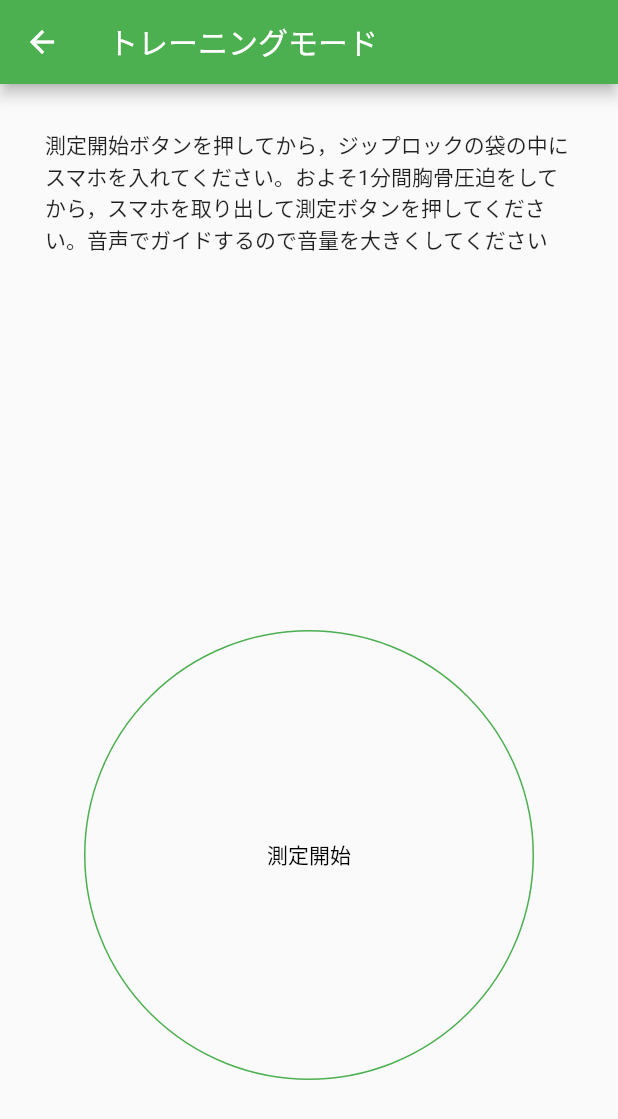
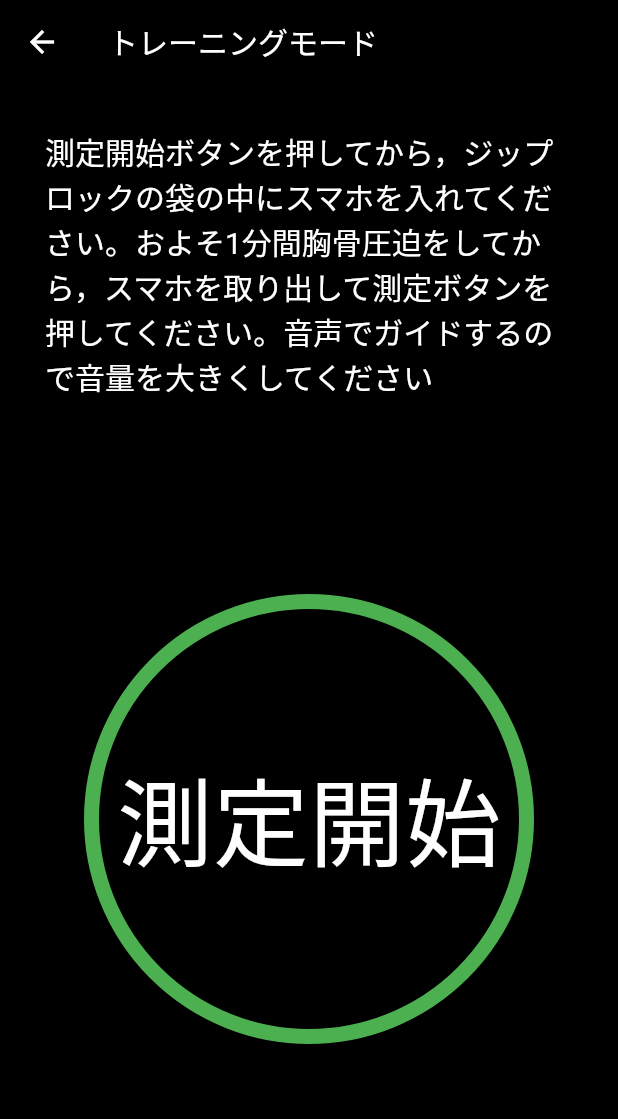
Before and after one commit to Tanesan/hackkimura, a Flutter app: the Training screen opened directly with empty values, on a phone screen of 412 x 824 dp. Shown: the top 1119 px of the screen. Run offline on Flutter 3.47's test engine with Material 2 defaults, Android fonts, the phone set to English and light mode, and no system bars; our stand-ins replace sensors.

Commit message:
push button

```diff
--- a/lib/main.dart
+++ b/lib/main.dart
@@ -18,7 +18,7 @@ class MyApp extends StatelessWidget {
       debugShowCheckedModeBanner: false,
       theme: ThemeData(
         backgroundColor: Colors.black,
-        primaryColor: Colors.green,
+        primaryColor:  Colors.black,
         accentColor: Colors.green,
       ),
       home: Top(),
--- a/lib/page/barometer.dart
+++ b/lib/page/barometer.dart
@@ -2,7 +2,6 @@ import 'package:flutter/material.dart';
 import 'dart:math';
 import 'package:quiver/async.dart';
 import 'package:hackkimura/model/BarometerArgs.dart';
-
 import 'package:sensors/sensors.dart';
 
 class Barometer extends StatefulWidget {
--- a/lib/page/battle.dart
+++ b/lib/page/battle.dart
@@ -38,10 +38,10 @@ class _BattleState extends State<Battle> {
                 child: Padding(
                   padding: EdgeInsets.only(top: 250),
                   child: Container(
-                      // width: 300.0,
-                      // height: 300.0,
+                      width: 300.0,
+                      height: 300.0,
                       child: OutlinedButton(
-                        child: Text('測定開始', style: TextStyle(fontSize: 40)),
+                        child: Text('測定開始', style: TextStyle(fontSize: 64)),
                         style: OutlinedButton.styleFrom(
                           primary: Colors.black,
                           shape: const StadiumBorder(),
--- a/lib/page/training.dart
+++ b/lib/page/training.dart
@@ -9,6 +9,7 @@ class Training extends StatelessWidget {
   Widget build(BuildContext context) {
     var userData = ModalRoute.of(context)?.settings.arguments as UserData;
     return Scaffold(
+      backgroundColor: Colors.black,
         appBar: AppBar(
           leading: IconButton(onPressed: () {Navigator.of(context).pop();}, icon: Icon(Icons.arrow_back)),
           title: Text('トレーニングモード'),
@@ -27,20 +28,21 @@ class Training extends StatelessWidget {
           padding: EdgeInsets.all(30),
           child: Column(
             children: [
-              Text("測定開始ボタンを押してから，ジップロックの袋の中にスマホを入れてください。およそ1分間胸骨圧迫をしてから，スマホを取り出して測定ボタンを押してください。音声でガイドするので音量を大きくしてください")
+              Text("測定開始ボタンを押してから，ジップロックの袋の中にスマホを入れてください。およそ1分間胸骨圧迫をしてから，スマホを取り出して測定ボタンを押してください。音声でガイドするので音量を大きくしてください",
+              style: TextStyle(color: Colors.white, fontSize: 20))
             ,
               Center(
                 child: Padding(
-                  padding: EdgeInsets.only(top: 250),
+                  padding: EdgeInsets.only(top: 130),
                   child: Container(
                     width: 300.0,
                     height: 300.0,
                     child: OutlinedButton(
-                      child: const Text('測定開始'),
+                      child: const Text('測定開始', style: TextStyle(color: Colors.white, fontSize: 64)),
                       style: OutlinedButton.styleFrom(
                         primary: Colors.black,
                         shape: const StadiumBorder(),
-                        side: const BorderSide(color: Colors.green),
+                        side: const BorderSide(color: Colors.green, width: 10.0),
                       ),
                       onPressed: () {Navigator.of(context).pushNamed('/barometer', arguments: BarometerArgs(userData: userData, mode: "training"));},
                     ),
--- a/pubspec.yaml
+++ b/pubspec.yaml
@@ -33,6 +33,7 @@ dependencies:
   quiver: ^3.0.1
   http: ^0.13.3
   sensors: ^2.0.3
+  volume: ^1.0.1
 
 dev_dependencies:
   flutter_test:
```
Also changed, not shown: pubspec.lock.
